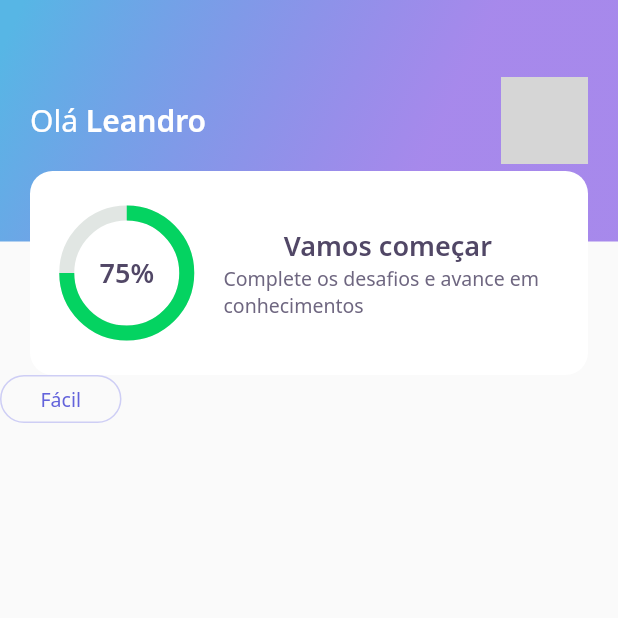
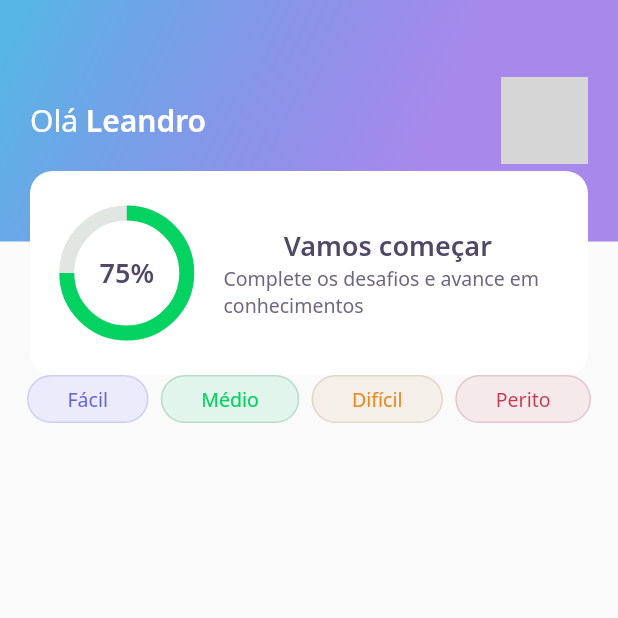
Before and after one commit to khalilpdev/devquiz, a Flutter app: the screen it shows after launch, on a phone screen of 412 x 824 dp, the top half of it. Run offline on Flutter 3.47's test engine with Material 2 defaults, Android fonts, the phone set to English and light mode, and no system bars; our stand-ins replace google_fonts; network calls fail; grey boxes are pictures that could not be loaded.

Commit message:
temino das configs do level button

```diff
--- a/lib/home/home_page.dart
+++ b/lib/home/home_page.dart
@@ -14,7 +14,26 @@ class _HomePageState extends State<HomePage> {
   Widget build(BuildContext context) {
     return Scaffold(
       appBar: AppBarWidget(),
-      body: LevelButtonWidget(),
+      body: Padding(
+        padding: const EdgeInsets.symmetric(horizontal: 18),
+        child: Row(
+          mainAxisAlignment: MainAxisAlignment.spaceBetween,
+          children: [
+            LevelButtonWidget(
+              label: "Fácil",
+            ),
+            LevelButtonWidget(
+              label: "Médio",
+            ),
+            LevelButtonWidget(
+              label: "Difícil",
+            ),
+            LevelButtonWidget(
+              label: "Perito",
+            ),
+          ],
+        ),
+      ),
     );
   }
 }
--- a/lib/home/widgets/level_button/level_button_widget.dart
+++ b/lib/home/widgets/level_button/level_button_widget.dart
@@ -4,20 +4,55 @@ import 'package:flutter/material.dart';
 import 'package:google_fonts/google_fonts.dart';
 
 class LevelButtonWidget extends StatelessWidget {
+  final String label;
+
+  LevelButtonWidget({
+    Key? key,
+    required this.label,
+  })   : assert(["Fácil", "Médio", "Difícil", "Perito"].contains(label)),
+        super(key: key);
+
+  final config = {
+    "Fácil": {
+      "color": AppColors.levelButtonFacil,
+      "borderColor": AppColors.levelButtonBorderFacil,
+      "fontColor": AppColors.levelButtonTextFacil,
+    },
+    "Médio": {
+      "color": AppColors.levelButtonMedio,
+      "borderColor": AppColors.levelButtonBorderMedio,
+      "fontColor": AppColors.levelButtonTextMedio,
+    },
+    "Difícil": {
+      "color": AppColors.levelButtonDificil,
+      "borderColor": AppColors.levelButtonBorderDificil,
+      "fontColor": AppColors.levelButtonTextDificil,
+    },
+    "Perito": {
+      "color": AppColors.levelButtonPerito,
+      "borderColor": AppColors.levelButtonBorderPerito,
+      "fontColor": AppColors.levelButtonTextPerito,
+    },
+  };
+
+  Color get color => config[label]!['color']!;
+  Color get borderColor => config[label]!['borderColor']!;
+  Color get fontColor => config[label]!['fontColor']!;
+
   @override
   Widget build(BuildContext context) {
     return Container(
       decoration: BoxDecoration(
+        color: color,
         borderRadius: BorderRadius.circular(28),
-        border: Border.fromBorderSide(
-            BorderSide(color: AppColors.levelButtonBorderFacil)),
+        border: Border.fromBorderSide(BorderSide(color: borderColor)),
       ),
       child: Padding(
         padding: const EdgeInsets.symmetric(horizontal: 26, vertical: 6),
         child: Text(
-          "Fácil",
+          label,
           style: GoogleFonts.notoSans(
-            color: AppColors.levelButtonTextFacil,
+            color: fontColor,
             fontSize: 13,
           ),
         ),
```
